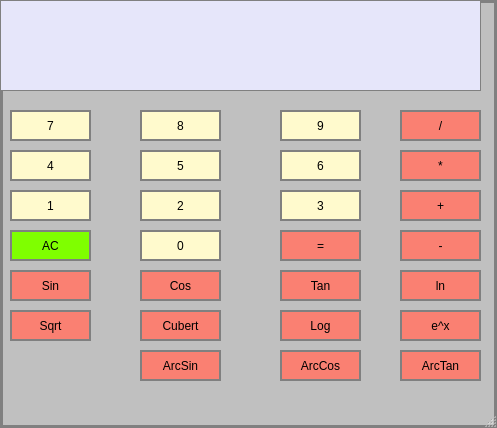
This is calculator/cal.ui in AangTheLast/Calculator as Qt 5 draws it before an edit. The edited form follows.
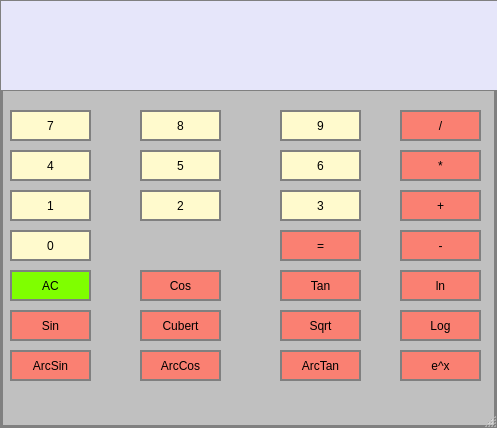
This is the edited form.

Patch:
```diff
--- a/calculator/cal.ui
+++ b/calculator/cal.ui
@@ -26,7 +26,7 @@
      <rect>
       <x>0</x>
       <y>0</y>
-      <width>481</width>
+      <width>501</width>
       <height>91</height>
      </rect>
     </property>
@@ -430,7 +430,7 @@
    <widget class="QPushButton" name="Button0">
     <property name="geometry">
      <rect>
-      <x>140</x>
+      <x>10</x>
       <y>230</y>
       <width>81</width>
       <height>31</height>
@@ -524,7 +524,7 @@
     <property name="geometry">
      <rect>
       <x>10</x>
-      <y>230</y>
+      <y>270</y>
       <width>81</width>
       <height>31</height>
      </rect>
@@ -555,7 +555,7 @@
     <property name="geometry">
      <rect>
       <x>10</x>
-      <y>270</y>
+      <y>310</y>
       <width>81</width>
       <height>31</height>
      </rect>
@@ -678,7 +678,7 @@
    <widget class="QPushButton" name="SquareRoot">
     <property name="geometry">
      <rect>
-      <x>10</x>
+      <x>280</x>
       <y>310</y>
       <width>81</width>
       <height>31</height>
@@ -740,7 +740,7 @@
    <widget class="QPushButton" name="Log">
     <property name="geometry">
      <rect>
-      <x>280</x>
+      <x>400</x>
       <y>310</y>
       <width>81</width>
       <height>31</height>
@@ -772,7 +772,7 @@
     <property name="geometry">
      <rect>
       <x>400</x>
-      <y>310</y>
+      <y>350</y>
       <width>81</width>
       <height>31</height>
      </rect>
@@ -802,7 +802,7 @@
    <widget class="QPushButton" name="arcsin">
     <property name="geometry">
      <rect>
-      <x>140</x>
+      <x>10</x>
       <y>350</y>
       <width>81</width>
       <height>31</height>
@@ -833,7 +833,7 @@
    <widget class="QPushButton" name="arccos">
     <property name="geometry">
      <rect>
-      <x>280</x>
+      <x>140</x>
       <y>350</y>
       <width>81</width>
       <height>31</height>
@@ -864,7 +864,7 @@
    <widget class="QPushButton" name="arctan">
     <property name="geometry">
      <rect>
-      <x>400</x>
+      <x>280</x>
       <y>350</y>
       <width>81</width>
       <height>31</height>
```
Left out of the diff: 4 changed lines with no effect on the pictures.
